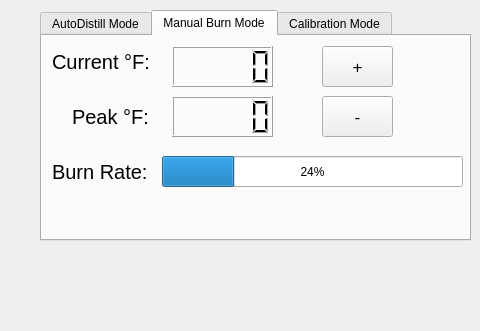
This is StillGUI/mainwindow.ui in gtully8162/autostill as Qt 5 draws it before an edit; both pictures show x 320 to 800 and y 0 to 331 of the 800 by 480 pixel window. The edited form follows.
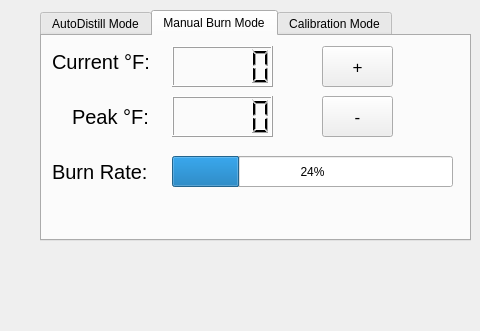
This is the edited form. The open tabs and pages were chosen to show the change.

Patch:
```diff
--- a/StillGUI/mainwindow.ui
+++ b/StillGUI/mainwindow.ui
@@ -220,9 +220,9 @@
      <widget class="QProgressBar" name="progressBar_2">
       <property name="geometry">
        <rect>
-        <x>120</x>
+        <x>130</x>
         <y>120</y>
-        <width>301</width>
+        <width>281</width>
         <height>31</height>
        </rect>
       </property>
```
Left out of the diff: 30 changed lines with no effect on the pictures.
